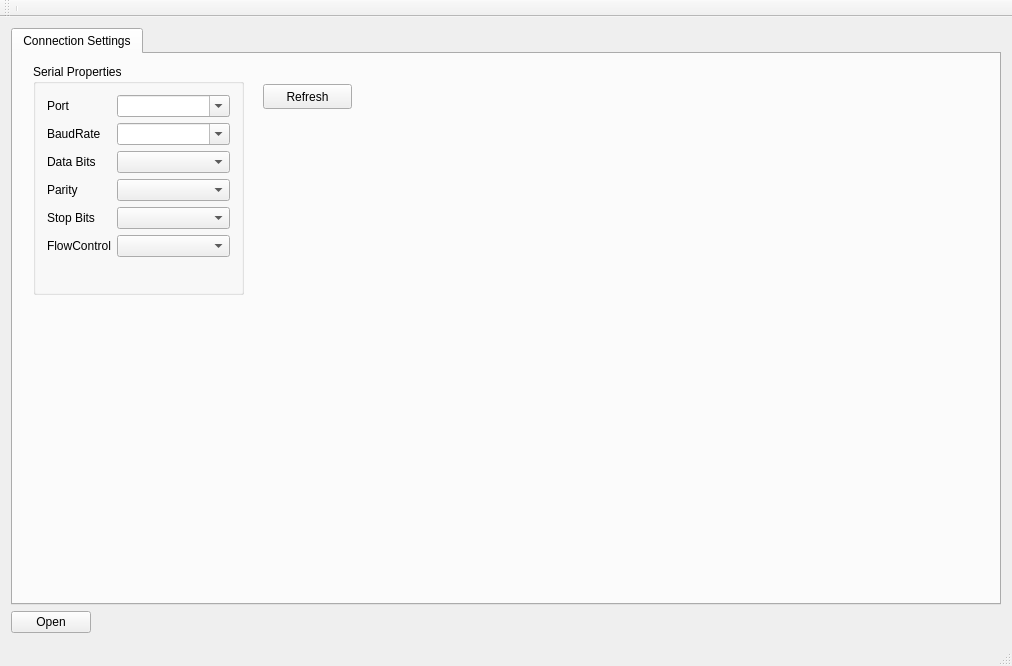
Above: mainwindow.ui from QAmigo/QAmigo before the change. Below: the same form after it.
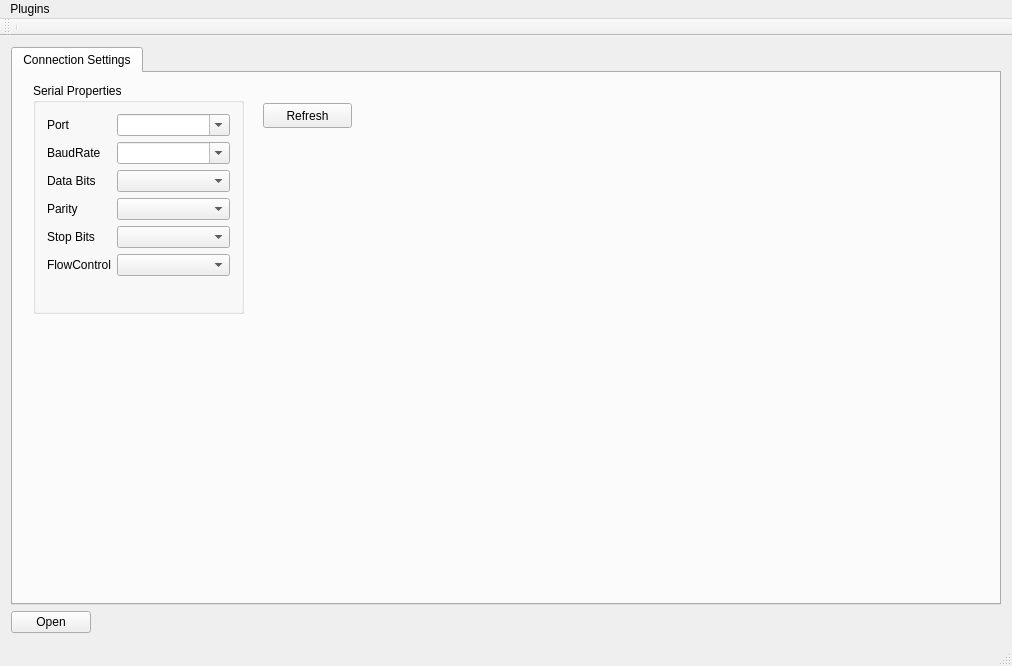
That is the form after the change. Icons and pictures are not drawn.

Commit message: Add dynamic tab plugin system support

The edit to the form file:
```diff
--- a/mainwindow.ui
+++ b/mainwindow.ui
@@ -170,6 +170,13 @@
      <height>22</height>
     </rect>
    </property>
+   <widget class="QMenu" name="menuPlugins">
+    <property name="title">
+     <string>Plugins</string>
+    </property>
+    <addaction name="actionLoad_Plugin"/>
+   </widget>
+   <addaction name="menuPlugins"/>
   </widget>
   <widget class="QToolBar" name="mainToolBar">
    <attribute name="toolBarArea">
```
Left out of the diff: 10 changed lines with no effect on the pictures. The commit also changes 6 other files.
